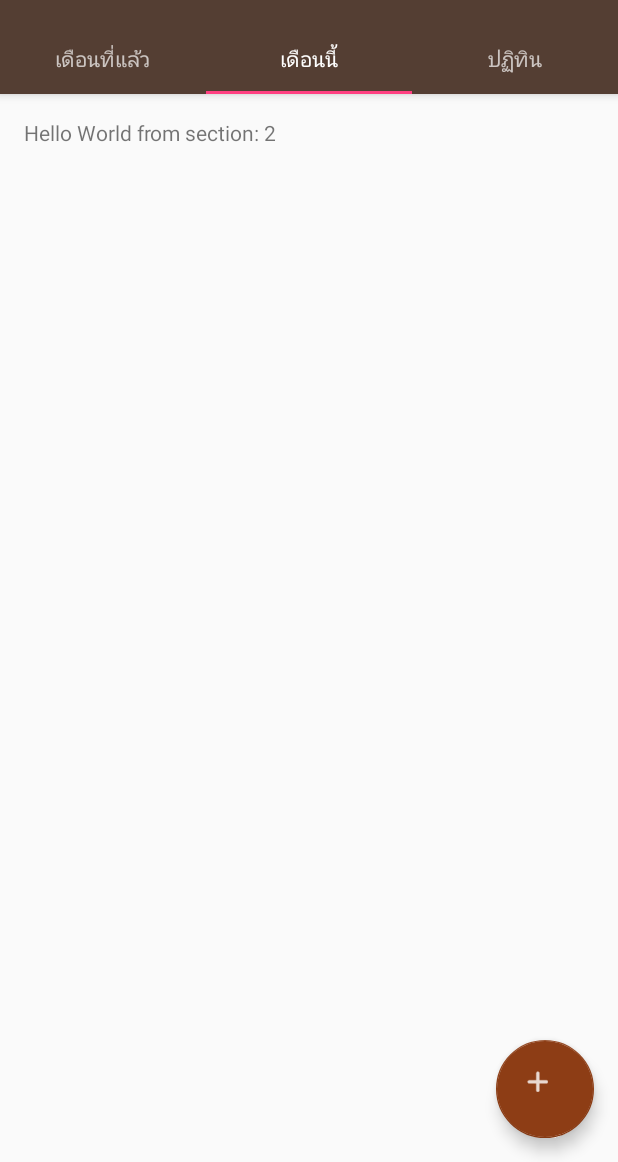
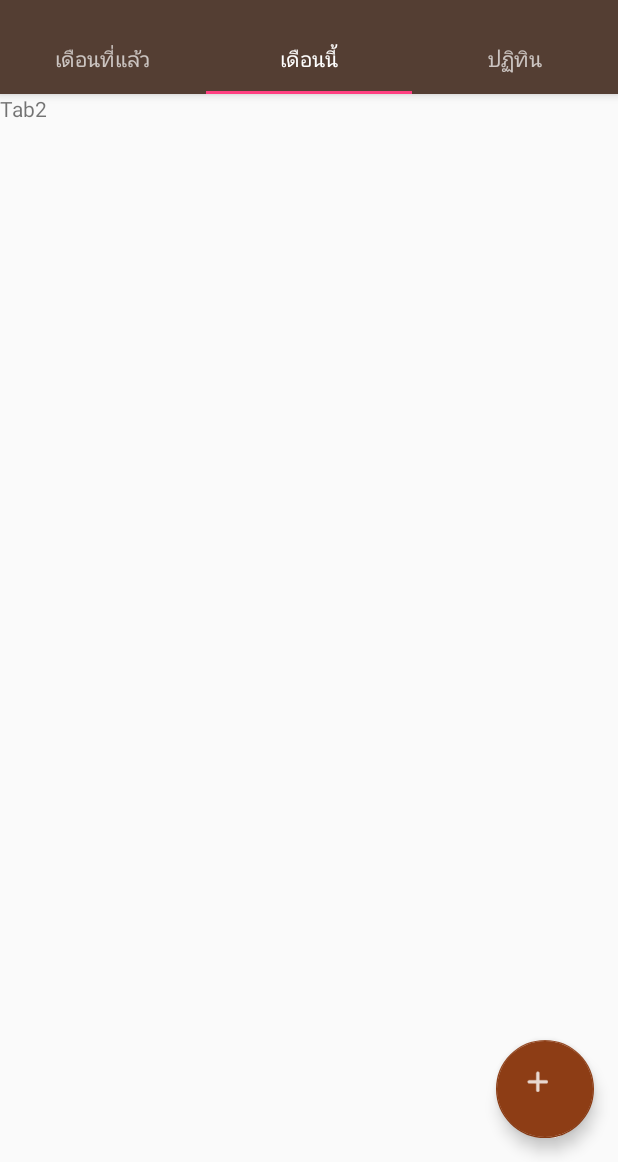
Before and after one commit to bdloner/final_project_android, an Android app: the MainActivity screen opened directly, with no data from a screen before it, on a phone screen of 412 x 824 dp, the part 74-1236 px from its top. Run offline under Robolectric (Android 15) with nearby library versions, the phone set to English and light mode, and no system bars; 2 statements that could not run were skipped.

```diff
--- a/MoneyGrow/app/src/main/java/kmitl/project/bdloner/moneygrow/CalculatorActivity.java
+++ b/MoneyGrow/app/src/main/java/kmitl/project/bdloner/moneygrow/CalculatorActivity.java
@@ -109,7 +109,7 @@ public class CalculatorActivity extends AppCompatActivity {
     }
 
     public  void onClickNumber (View v){
-        if(result != ""){
+        if(result != "" || screen.getText().toString().equals("0") || screen.getText().toString().equals("00")){
             clear();
             updateScreen();
         }
--- a/MoneyGrow/app/src/main/java/kmitl/project/bdloner/moneygrow/MainActivity.java
+++ b/MoneyGrow/app/src/main/java/kmitl/project/bdloner/moneygrow/MainActivity.java
@@ -28,7 +28,7 @@ import kmitl.project.bdloner.moneygrow.R;
 
 public class MainActivity extends AppCompatActivity {
 
-    private SectionsPagerAdapter mSectionsPagerAdapter;
+    private SectionsPageAdapter mSectionsPageAdapter;
 
     private ViewPager mViewPager;
 
@@ -46,15 +46,17 @@ public class MainActivity extends AppCompatActivity {
         setSupportActionBar(toolbar);
         // Create the adapter that will return a fragment for each of the three
         // primary sections of the activity.
-        mSectionsPagerAdapter = new SectionsPagerAdapter(getSupportFragmentManager());
+
+        mSectionsPageAdapter = new SectionsPageAdapter(getSupportFragmentManager());
 
         // Set up the ViewPager with the sections adapter.
         mViewPager = (ViewPager) findViewById(R.id.container);
-        mViewPager.setAdapter(mSectionsPagerAdapter);
-        mViewPager.setCurrentItem(1);
+        setupViewPager(mViewPager);
 
         TabLayout tabLayout = (TabLayout) findViewById(R.id.tabs);
         tabLayout.setupWithViewPager(mViewPager);
+
+        mViewPager.setCurrentItem(1);
 
         fab_plus = (FloatingActionButton)findViewById(R.id.fab_plus);
         fab_ex = (FloatingActionButton)findViewById(R.id.fab_ex);
@@ -100,6 +102,14 @@ public class MainActivity extends AppCompatActivity {
             }
         });
 
+    }
+
+    private void setupViewPager(ViewPager viewPager) {
+        SectionsPageAdapter adapter = new SectionsPageAdapter(getSupportFragmentManager());
+        adapter.addFragment(new Tab1Fragment(), "เดือนที่แล้ว");
+        adapter.addFragment(new Tab2Fragment(), "เดือนนี้");
+        adapter.addFragment(new Tab3Fragment(), "ปฏิทิน");
+        viewPager.setAdapter(adapter);
     }
 
     public void animationCloseOnClick(){
@@ -155,72 +165,4 @@ public class MainActivity extends AppCompatActivity {
         return super.onOptionsItemSelected(item);
     }
 
-    /**
-     * A placeholder fragment containing a simple view.
-     */
-    public static class PlaceholderFragment extends Fragment {
-        /**
-         * The fragment argument representing the section number for this
-         * fragment.
-         */
-        private static final String ARG_SECTION_NUMBER = "section_number";
-
-        public PlaceholderFragment() {
-        }
-
-        public static PlaceholderFragment newInstance(int sectionNumber) {
-            PlaceholderFragment fragment = new PlaceholderFragment();
-            Bundle args = new Bundle();
-            args.putInt(ARG_SECTION_NUMBER, sectionNumber);
-            fragment.setArguments(args);
-            return fragment;
-        }
-
-        @Override
-        public View onCreateView(LayoutInflater inflater, ViewGroup container,
-                                 Bundle savedInstanceState) {
-            View rootView = inflater.inflate(R.layout.fragment_main, container, false);
-            TextView textView = (TextView) rootView.findViewById(R.id.section_label);
-            textView.setText(getString(R.string.section_format, getArguments().getInt(ARG_SECTION_NUMBER)));
-            return rootView;
-        }
-    }
-
-
-    /**
-     * A {@link FragmentPagerAdapter} that returns a fragment corresponding to
-     * one of the sections/tabs/pages.
-     */
-    public class SectionsPagerAdapter extends FragmentPagerAdapter {
-
-        public SectionsPagerAdapter(FragmentManager fm) {
-            super(fm);
-        }
-
-        @Override
-        public Fragment getItem(int position) {
-            // getItem is called to instantiate the fragment for the given page.
-            // Return a PlaceholderFragment (defined as a static inner class below).
-            return PlaceholderFragment.newInstance(position + 1);
-        }
-
-        @Override
-        public int getCount() {
-            // Show 3 total pages.
-            return 3;
-        }
-
-        @Override
-        public CharSequence getPageTitle(int position) {
-            switch (position) {
-                case 0:
-                    return "เดือนที่แล้ว";
-                case 1:
-                    return "เดือนนี้";
-                case 2:
-                    return "ปฏิทิน";
-            }
-            return null;
-        }
-    }
 }
--- /dev/null
+++ b/MoneyGrow/app/src/main/java/kmitl/project/bdloner/moneygrow/SectionsPageAdapter.java
@@ -0,0 +1,38 @@
+package kmitl.project.bdloner.moneygrow;
+
+import android.support.v4.app.Fragment;
+import android.support.v4.app.FragmentManager;
+import android.support.v4.app.FragmentPagerAdapter;
+
+import java.util.ArrayList;
+import java.util.List;
+
+public class SectionsPageAdapter extends FragmentPagerAdapter {
+
+    private final List<Fragment> mFragmentList = new ArrayList<>();
+    private final List<String> mFragmentTitleList = new ArrayList<>();
+
+    public void addFragment(Fragment fragment, String title) {
+        mFragmentList.add(fragment);
+        mFragmentTitleList.add(title);
+    }
+
+    public SectionsPageAdapter(FragmentManager fm) {
+        super(fm);
+    }
+
+    @Override
+    public CharSequence getPageTitle(int position) {
+        return mFragmentTitleList.get(position);
+    }
+
+    @Override
+    public Fragment getItem(int position) {
+        return mFragmentList.get(position);
+    }
+
+    @Override
+    public int getCount() {
+        return mFragmentList.size();
+    }
+}
--- /dev/null
+++ b/MoneyGrow/app/src/main/java/kmitl/project/bdloner/moneygrow/Tab1Fragment.java
@@ -0,0 +1,21 @@
+package kmitl.project.bdloner.moneygrow;
+
+import android.os.Bundle;
+import android.support.annotation.Nullable;
+import android.support.v4.app.Fragment;
+import android.view.LayoutInflater;
+import android.view.View;
+import android.view.ViewGroup;
+import android.widget.Button;
+import android.widget.Toast;
+
+public class Tab1Fragment extends Fragment {
+
+    @Nullable
+    @Override
+    public View onCreateView(LayoutInflater inflater, @Nullable ViewGroup container, @Nullable Bundle savedInstanceState) {
+        View view = inflater.inflate(R.layout.tab1_fragment,container,false);
+
+        return view;
+    }
+}
--- /dev/null
+++ b/MoneyGrow/app/src/main/java/kmitl/project/bdloner/moneygrow/Tab2Fragment.java
@@ -0,0 +1,21 @@
+package kmitl.project.bdloner.moneygrow;
+
+import android.os.Bundle;
+import android.support.annotation.Nullable;
+import android.support.v4.app.Fragment;
+import android.view.LayoutInflater;
+import android.view.View;
+import android.view.ViewGroup;
+import android.widget.Button;
+import android.widget.Toast;
+
+public class Tab2Fragment extends Fragment {
+
+    @Nullable
+    @Override
+    public View onCreateView(LayoutInflater inflater, @Nullable ViewGroup container, @Nullable Bundle savedInstanceState) {
+        View view = inflater.inflate(R.layout.tab2_fragment,container,false);
+
+        return view;
+    }
+}
--- /dev/null
+++ b/MoneyGrow/app/src/main/java/kmitl/project/bdloner/moneygrow/Tab3Fragment.java
@@ -0,0 +1,21 @@
+package kmitl.project.bdloner.moneygrow;
+
+import android.os.Bundle;
+import android.support.annotation.Nullable;
+import android.support.v4.app.Fragment;
+import android.view.LayoutInflater;
+import android.view.View;
+import android.view.ViewGroup;
+import android.widget.Button;
+import android.widget.Toast;
+
+public class Tab3Fragment extends Fragment {
+
+    @Nullable
+    @Override
+    public View onCreateView(LayoutInflater inflater, @Nullable ViewGroup container, @Nullable Bundle savedInstanceState) {
+        View view = inflater.inflate(R.layout.tab3_fragment,container,false);
+
+        return view;
+    }
+}
--- /dev/null
+++ b/MoneyGrow/app/src/main/res/layout/tab1_fragment.xml
@@ -0,0 +1,11 @@
+<?xml version="1.0" encoding="utf-8"?>
+<android.support.constraint.ConstraintLayout
+    xmlns:android="http://schemas.android.com/apk/res/android" android:layout_width="match_parent"
+    android:layout_height="match_parent">
+
+    <TextView
+        android:layout_width="wrap_content"
+        android:layout_height="wrap_content"
+        android:text="Tab1"/>
+
+</android.support.constraint.ConstraintLayout>
--- /dev/null
+++ b/MoneyGrow/app/src/main/res/layout/tab2_fragment.xml
@@ -0,0 +1,11 @@
+<?xml version="1.0" encoding="utf-8"?>
+<android.support.constraint.ConstraintLayout
+    xmlns:android="http://schemas.android.com/apk/res/android" android:layout_width="match_parent"
+    android:layout_height="match_parent">
+
+    <TextView
+        android:layout_width="wrap_content"
+        android:layout_height="wrap_content"
+        android:text="Tab2"/>
+
+</android.support.constraint.ConstraintLayout>
--- /dev/null
+++ b/MoneyGrow/app/src/main/res/layout/tab3_fragment.xml
@@ -0,0 +1,11 @@
+<?xml version="1.0" encoding="utf-8"?>
+<android.support.constraint.ConstraintLayout
+    xmlns:android="http://schemas.android.com/apk/res/android" android:layout_width="match_parent"
+    android:layout_height="match_parent">
+
+    <TextView
+        android:layout_width="wrap_content"
+        android:layout_height="wrap_content"
+        android:text="Tab3"/>
+
+</android.support.constraint.ConstraintLayout>
```
